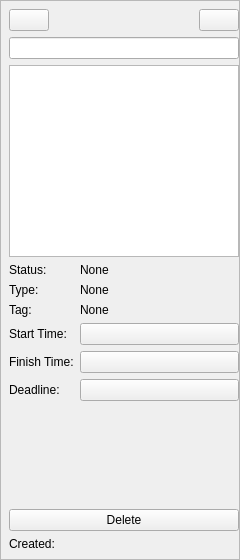
The window that SourceCode/Revelation/RevelationRightSidebar.ui (rhzxg/Revelation) describes before a commit, drawn with Qt 5.
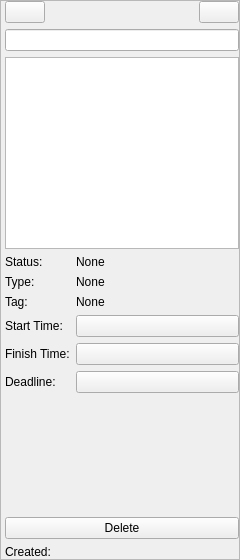
The same window after the commit. Custom widgets are drawn as their Qt base class.

Commit message: feat: change left sidebar to `FluVNavigationView`

Patch:
```diff
--- a/SourceCode/Revelation/RevelationRightSidebar.ui
+++ b/SourceCode/Revelation/RevelationRightSidebar.ui
@@ -36,16 +36,16 @@
      </property>
      <layout class="QGridLayout" name="gridLayout_4">
       <property name="leftMargin">
-       <number>8</number>
+       <number>4</number>
       </property>
       <property name="topMargin">
-       <number>8</number>
+       <number>0</number>
       </property>
       <property name="rightMargin">
        <number>0</number>
       </property>
       <property name="bottomMargin">
-       <number>8</number>
+       <number>0</number>
       </property>
       <item row="1" column="0" colspan="3">
        <widget class="QWidget" name="widget" native="true">
```
The commit also changes 13 other files.
